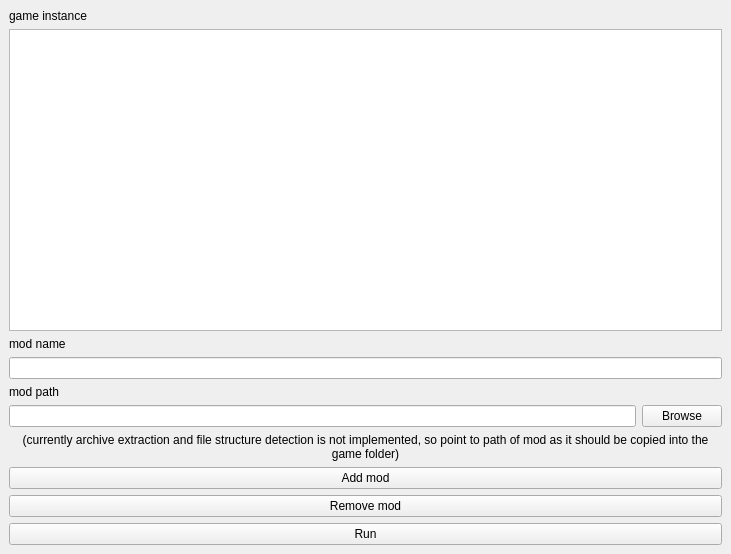
First picture: the form in src/qt_ui/game_instance.ui, repository theval-s/LiGMA, before the edit.
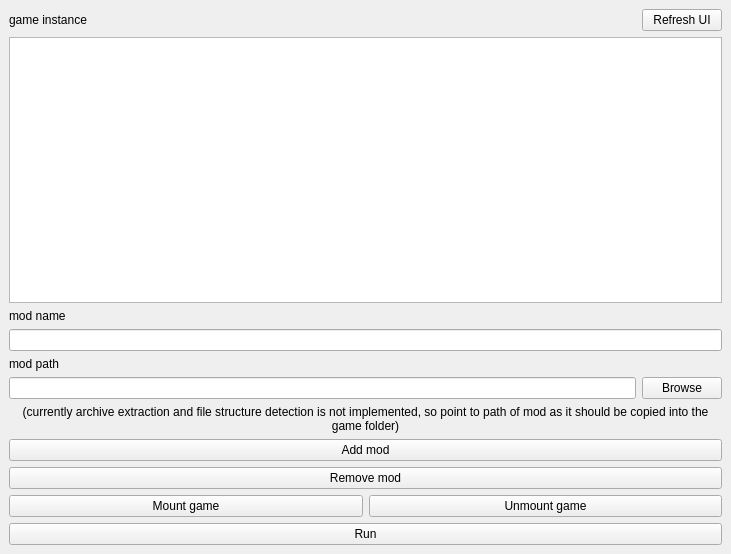
Second picture: the form after the edit.

Commit message: clang-format, separate class for mounting

The edit to the form file:
```diff
--- a/src/qt_ui/game_instance.ui
+++ b/src/qt_ui/game_instance.ui
@@ -16,11 +16,35 @@
   <widget class="QWidget" name="centralwidget">
    <layout class="QVBoxLayout" name="verticalLayout_2">
     <item>
-     <widget class="QLabel" name="instanceNameLabel">
-      <property name="text">
-       <string>game instance</string>
-      </property>
-     </widget>
+     <layout class="QHBoxLayout" name="horizontalLayout_3">
+      <item>
+       <widget class="QLabel" name="instanceNameLabel">
+        <property name="text">
+         <string>game instance</string>
+        </property>
+       </widget>
+      </item>
+      <item>
+       <spacer name="horizontalSpacer">
+        <property name="orientation">
+         <enum>Qt::Orientation::Horizontal</enum>
+        </property>
+        <property name="sizeHint" stdset="0">
+         <size>
+          <width>40</width>
+          <height>20</height>
+         </size>
+        </property>
+       </spacer>
+      </item>
+      <item>
+       <widget class="QPushButton" name="refreshUiButton">
+        <property name="text">
+         <string>Refresh UI</string>
+        </property>
+       </widget>
+      </item>
+     </layout>
     </item>
     <item>
      <widget class="QTableView" name="modTableView">
@@ -110,6 +134,24 @@
       </property>
      </widget>
     </item>
+    <item>
+     <layout class="QHBoxLayout" name="horizontalLayout_2">
+      <item>
+       <widget class="QPushButton" name="mountGameButton">
+        <property name="text">
+         <string>Mount game</string>
+        </property>
+       </widget>
+      </item>
+      <item>
+       <widget class="QPushButton" name="unmountGameButton">
+        <property name="text">
+         <string>Unmount game</string>
+        </property>
+       </widget>
+      </item>
+     </layout>
+    </item>
     <item>
      <widget class="QPushButton" name="runGameButton">
       <property name="text">
```
The commit also changes 21 other files.
